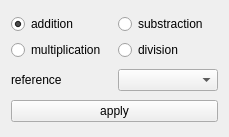
Above: src/view/ui/Operation.ui from Hboni/francis before the change. Below: the same form after it.
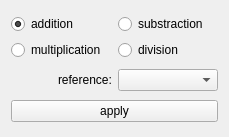
That is the form after the change.

```diff
--- a/src/view/ui/Operation.ui
+++ b/src/view/ui/Operation.ui
@@ -51,10 +51,10 @@
    </item>
    <item>
     <layout class="QHBoxLayout" name="hbox">
-     <item>
+     <item alignment="Qt::AlignRight">
       <widget class="QLabel" name="label">
        <property name="text">
-        <string>reference</string>
+        <string>reference:</string>
        </property>
       </widget>
      </item>
```
Left out of the diff: 6 changed lines with no effect on the pictures.
